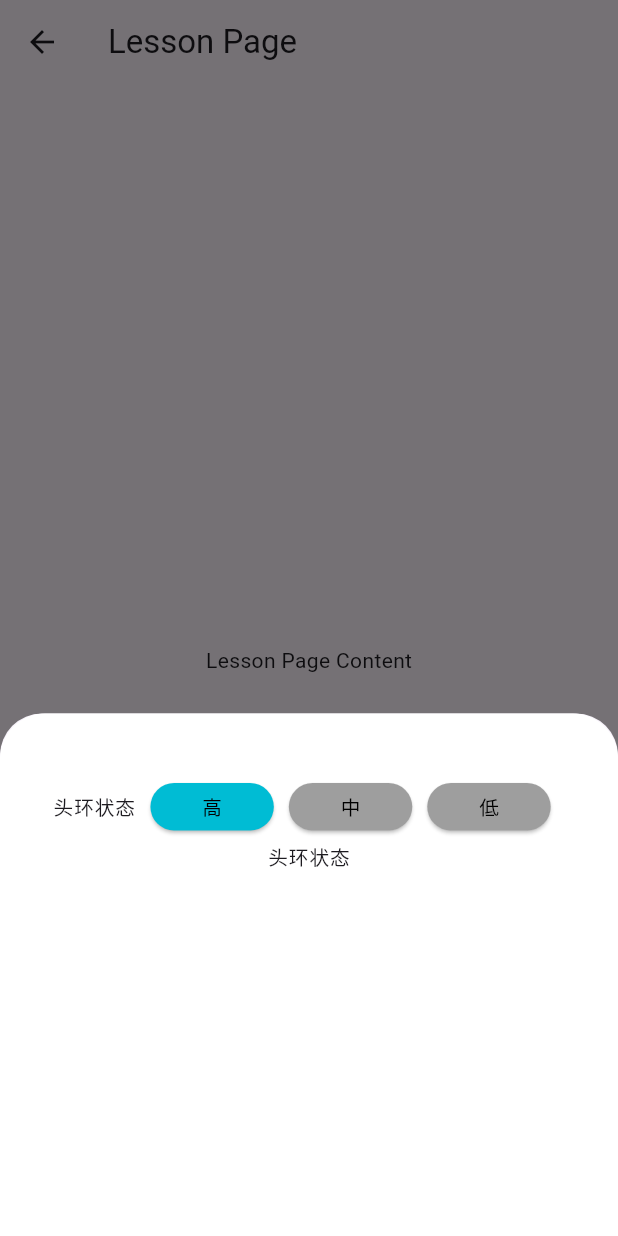
After one commit to Jack-spark/LiNAO-demo, a Flutter app: the LessonPage screen opened directly, on a phone screen of 412 x 824 dp. The commit adds this screen. Run offline on Flutter 3.47's test engine with Material 3 defaults, Android fonts, the phone set to English and light mode, and no system bars; our stand-ins replace animated_splash_screen, flutter_lorem, table_calendar.

Commit message:
添加了lessonPage

```diff
--- /dev/null
+++ b/lib/component/lessonSegmentButton.dart
@@ -0,0 +1,108 @@
+import 'package:flutter/material.dart';
+import 'ovalButton.dart';
+// 蓝牙里面的双选按钮
+class DualButtonSelector extends StatefulWidget {
+  @override
+  _DualButtonSelectorState createState() => _DualButtonSelectorState();
+}
+
+class _DualButtonSelectorState extends State<DualButtonSelector> {
+  bool leftButtonSelected = true; // 默认选择左侧按钮
+  bool rightButtonSelected = false;
+  bool middleButtonSelected = false;
+
+  @override
+  void initState() {
+    super.initState();
+    // 设置默认状态为左侧按钮被选中
+    leftButtonSelected = true;
+    middleButtonSelected = false;
+    rightButtonSelected = false;
+    // 初始化左右两个页面为相应的界面
+  }
+
+  @override
+  Widget build(BuildContext context) {
+    return Column(
+      mainAxisAlignment: MainAxisAlignment.center,
+      children: [
+        Row(
+          mainAxisAlignment: MainAxisAlignment.spaceEvenly,
+          children: [
+            SizedBox(
+              width: 288 / 3.5,
+              height: 111 / 3.5,
+              child: ElevatedButton(
+                onPressed: () {
+                  setState(() {
+                    leftButtonSelected = true;
+                    middleButtonSelected = false;
+                    rightButtonSelected = false;
+                  });
+                },
+                style: ElevatedButton.styleFrom(
+                  primary: leftButtonSelected ? Colors.cyan : Colors.grey,
+                  shape: RoundedRectangleBorder(
+                    borderRadius: BorderRadius.circular(20.0),
+                  ),
+                ),
+                child: Text(
+                  '高',
+                  style: TextStyle(color: Colors.black, fontSize: 46 / 3.5),
+                ),
+              ),
+            ),
+            SizedBox(width: 35/3.5),
+            SizedBox(
+              width: 288 / 3.5,
+              height: 111 / 3.5,
+              child: ElevatedButton(
+                onPressed: () {
+                  setState(() {
+                    rightButtonSelected = false;
+                    middleButtonSelected = true;
+                    leftButtonSelected = false;
+                  });
+                },
+                style: ElevatedButton.styleFrom(
+                  primary: middleButtonSelected ? Colors.cyan : Colors.grey,
+                  shape: RoundedRectangleBorder(
+                    borderRadius: BorderRadius.circular(20.0),
+                  ),
+                ),
+                child: Text(
+                  '中',
+                  style: TextStyle(color: Colors.black, fontSize: 46/3.5),
+                ),
+              ),
+            ),
+            SizedBox(width: 35/3.5),
+            SizedBox(
+              width: 288 / 3.5,
+              height: 111 / 3.5,
+              child: ElevatedButton(
+                onPressed: () {
+                  setState(() {
+                    rightButtonSelected = true;
+                    middleButtonSelected = false;
+                    leftButtonSelected = false;
+                  });
+                },
+                style: ElevatedButton.styleFrom(
+                  primary: rightButtonSelected ? Colors.cyan : Colors.grey,
+                  shape: RoundedRectangleBorder(
+                    borderRadius: BorderRadius.circular(20.0),
+                  ),
+                ),
+                child: Text(
+                  '低',
+                  style: TextStyle(color: Colors.black, fontSize: 46/3.5),
+                ),
+              ),
+            ),
+          ],
+        ),
+      ],
+    );
+  }
+}
--- a/lib/pages/homePage.dart
+++ b/lib/pages/homePage.dart
@@ -12,6 +12,7 @@ import '../component/rowSlider.dart';
 import '../component/ovalButton.dart';
 import '../component/bottomSheet.dart';
 import '../module/bluetooth/bluetoothPage.dart';
+import 'lessonPage.dart';
 
 class zhuyeTab extends StatelessWidget {
   @override
@@ -128,6 +129,7 @@ class zhuyeTab extends StatelessWidget {
                     'assets/b2.png',
                   ],
                   buttonDetailPages: [
+                    LessonPage(),
 
                   ],
                   containerHeight: 632/3.5, // 设置容器高度
--- /dev/null
+++ b/lib/pages/lessonPage.dart
@@ -0,0 +1,31 @@
+import 'package:flutter/material.dart';
+import '../component/classBottomSheet.dart';
+
+class LessonPage extends StatefulWidget {
+  @override
+  _LessonPageState createState() => _LessonPageState();
+}
+
+class _LessonPageState extends State<LessonPage> {
+  @override
+  void initState() {
+    super.initState();
+    WidgetsBinding.instance!.addPostFrameCallback((_) {
+      showCustomBottomSheet(
+        context,
+      );
+    });
+  }
+
+  @override
+  Widget build(BuildContext context) {
+    return Scaffold(
+      appBar: AppBar(
+        title: Text('Lesson Page'),
+      ),
+      body: Center(
+        child: Text('Lesson Page Content'),
+      ),
+    );
+  }
+}
```
Also changed, not shown: lib/component/classBottomSheet.dart (added, +49 -0 lines).
